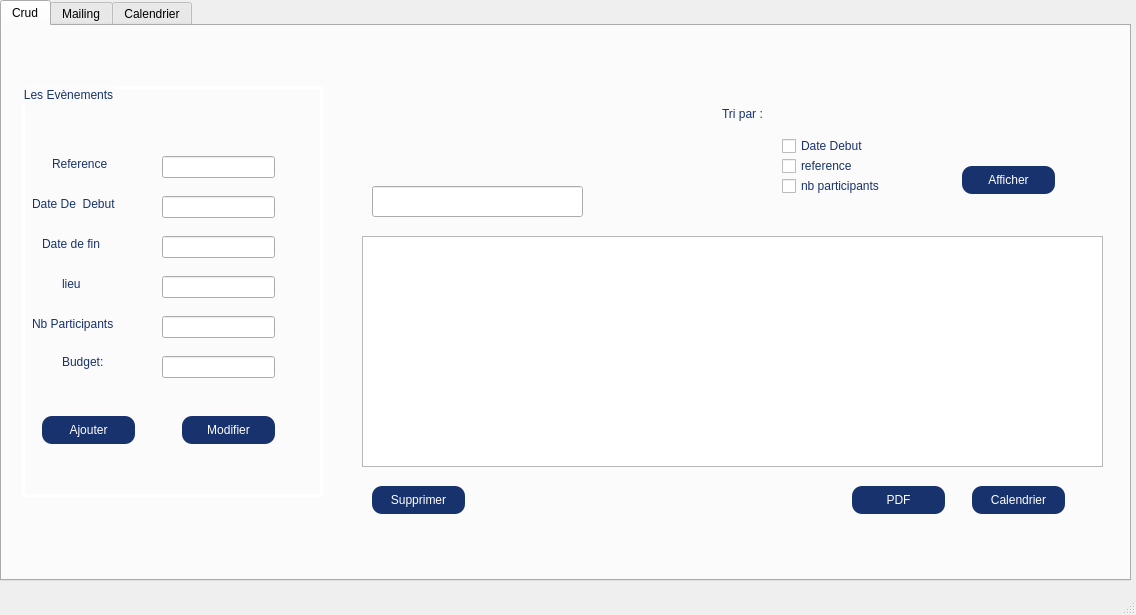
The window that gestionevents/mainwindow.ui (d-feryel/projetcpp) describes before a commit, drawn with Qt 5.
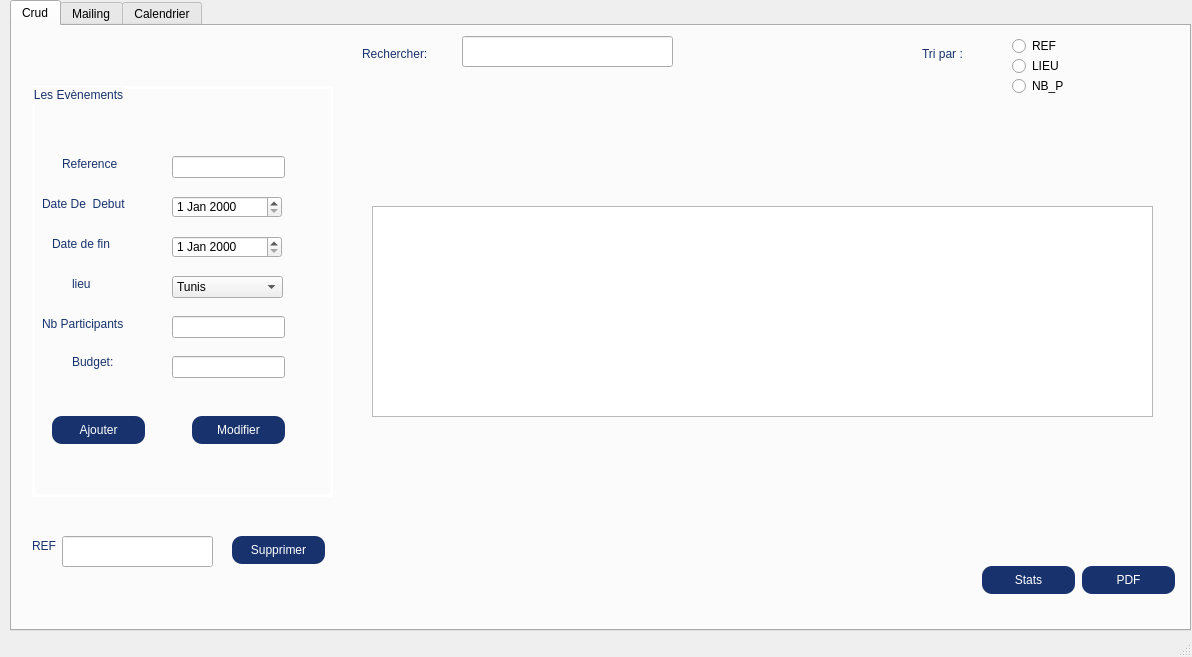
The same window after the commit.

The edit to the form file:
```diff
--- a/gestionevents/mainwindow.ui
+++ b/gestionevents/mainwindow.ui
@@ -6,8 +6,8 @@
    <rect>
     <x>0</x>
     <y>0</y>
-    <width>1136</width>
-    <height>615</height>
+    <width>1192</width>
+    <height>657</height>
    </rect>
   </property>
   <property name="windowTitle">
@@ -17,10 +17,10 @@
    <widget class="QTabWidget" name="tabWidget">
     <property name="geometry">
      <rect>
-      <x>0</x>
+      <x>10</x>
       <y>0</y>
-      <width>1131</width>
-      <height>581</height>
+      <width>1181</width>
+      <height>631</height>
      </rect>
     </property>
     <property name="currentIndex">
@@ -193,36 +193,6 @@
         <string/>
        </property>
       </widget>
-      <widget class="QLineEdit" name="le_dd">
-       <property name="geometry">
-        <rect>
-         <x>140</x>
-         <y>110</y>
-         <width>113</width>
-         <height>22</height>
-        </rect>
-       </property>
-      </widget>
-      <widget class="QLineEdit" name="le_df">
-       <property name="geometry">
-        <rect>
-         <x>140</x>
-         <y>150</y>
-         <width>113</width>
-         <height>22</height>
-        </rect>
-       </property>
-      </widget>
-      <widget class="QLineEdit" name="le_lieu">
-       <property name="geometry">
-        <rect>
-         <x>140</x>
-         <y>190</y>
-         <width>113</width>
-         <height>22</height>
-        </rect>
-       </property>
-      </widget>
       <widget class="QLineEdit" name="le_nb_p">
        <property name="geometry">
         <rect>
@@ -293,22 +263,57 @@
         <string/>
        </property>
       </widget>
+      <widget class="QDateEdit" name="le_dd">
+       <property name="geometry">
+        <rect>
+         <x>140</x>
+         <y>110</y>
+         <width>110</width>
+         <height>22</height>
+        </rect>
+       </property>
+      </widget>
+      <widget class="QDateEdit" name="le_df">
+       <property name="geometry">
+        <rect>
+         <x>140</x>
+         <y>150</y>
+         <width>110</width>
+         <height>22</height>
+        </rect>
+       </property>
+      </widget>
+      <widget class="QComboBox" name="le_lieu">
+       <property name="geometry">
+        <rect>
+         <x>140</x>
+         <y>190</y>
+         <width>111</width>
+         <height>22</height>
+        </rect>
+       </property>
+       <item>
+        <property name="text">
+         <string>Tunis</string>
+        </property>
+       </item>
+       <item>
+        <property name="text">
+         <string>Sfax</string>
+        </property>
+       </item>
+       <item>
+        <property name="text">
+         <string>Sousse</string>
+        </property>
+       </item>
+      </widget>
      </widget>
-     <widget class="QListView" name="listView">
+     <widget class="QLineEdit" name="le_chercher">
       <property name="geometry">
        <rect>
-        <x>360</x>
-        <y>210</y>
-        <width>741</width>
-        <height>231</height>
-       </rect>
-      </property>
-     </widget>
-     <widget class="QLineEdit" name="lineEdit_7">
-      <property name="geometry">
-       <rect>
-        <x>370</x>
-        <y>160</y>
+        <x>450</x>
+        <y>10</y>
         <width>211</width>
         <height>31</height>
        </rect>
@@ -320,8 +325,8 @@
      <widget class="QLabel" name="label_7">
       <property name="geometry">
        <rect>
-        <x>720</x>
-        <y>80</y>
+        <x>910</x>
+        <y>20</y>
         <width>91</width>
         <height>16</height>
        </rect>
@@ -339,92 +344,11 @@
        <string>Tri par :</string>
       </property>
      </widget>
-     <widget class="QCheckBox" name="checkBox">
-      <property name="geometry">
-       <rect>
-        <x>780</x>
-        <y>130</y>
-        <width>101</width>
-        <height>20</height>
-       </rect>
-      </property>
-      <property name="styleSheet">
-       <string notr="true">QCheckBox{
-font: 10pt &quot;MS Shell Dlg 2&quot;;
-color : rgb(24, 50, 109);
-}</string>
-      </property>
-      <property name="text">
-       <string>reference</string>
-      </property>
-     </widget>
-     <widget class="QCheckBox" name="checkBox_2">
-      <property name="geometry">
-       <rect>
-        <x>780</x>
-        <y>110</y>
-        <width>131</width>
-        <height>20</height>
-       </rect>
-      </property>
-      <property name="styleSheet">
-       <string notr="true">QCheckBox{
-font: 10pt &quot;MS Shell Dlg 2&quot;;
-color : rgb(24, 50, 109);
-}</string>
-      </property>
-      <property name="text">
-       <string>Date Debut</string>
-      </property>
-     </widget>
-     <widget class="QCheckBox" name="checkBox_3">
-      <property name="geometry">
-       <rect>
-        <x>780</x>
-        <y>150</y>
-        <width>141</width>
-        <height>20</height>
-       </rect>
-      </property>
-      <property name="styleSheet">
-       <string notr="true">QCheckBox{
-font: 10pt &quot;MS Shell Dlg 2&quot;;
-color : rgb(24, 50, 109);
-}</string>
-      </property>
-      <property name="text">
-       <string>nb participants</string>
-      </property>
-     </widget>
-     <widget class="QPushButton" name="pushButton_3">
-      <property name="geometry">
-       <rect>
-        <x>970</x>
-        <y>460</y>
-        <width>93</width>
-        <height>28</height>
-       </rect>
-      </property>
-      <property name="styleSheet">
-       <string notr="true">QPushButton {
-	font: 10pt &quot;MS Shell Dlg 2&quot;;
-    border-radius: 50%;
-background-color:rgb(24, 50, 109);
-color:white;
- border-width: 0px;
-  border-radius: 10px;
-}
-</string>
-      </property>
-      <property name="text">
-       <string>Calendrier</string>
-      </property>
-     </widget>
      <widget class="QPushButton" name="pushButton_4">
       <property name="geometry">
        <rect>
-        <x>850</x>
-        <y>460</y>
+        <x>1070</x>
+        <y>540</y>
         <width>93</width>
         <height>28</height>
        </rect>
@@ -447,8 +371,8 @@
      <widget class="QPushButton" name="pushButton_5">
       <property name="geometry">
        <rect>
-        <x>370</x>
-        <y>460</y>
+        <x>220</x>
+        <y>510</y>
         <width>93</width>
         <height>28</height>
        </rect>
@@ -469,11 +393,114 @@
        <string>Supprimer</string>
       </property>
      </widget>
-     <widget class="QPushButton" name="pushButton_6">
+     <widget class="QLineEdit" name="supp_ref">
       <property name="geometry">
        <rect>
-        <x>960</x>
-        <y>140</y>
+        <x>50</x>
+        <y>510</y>
+        <width>151</width>
+        <height>31</height>
+       </rect>
+      </property>
+      <property name="text">
+       <string/>
+      </property>
+     </widget>
+     <widget class="QLabel" name="lieu_2">
+      <property name="geometry">
+       <rect>
+        <x>20</x>
+        <y>510</y>
+        <width>51</width>
+        <height>20</height>
+       </rect>
+      </property>
+      <property name="styleSheet">
+       <string notr="true">QLabel{
+font: 63 10pt &quot;Segoe UI Semibold&quot;;
+color : rgb(24, 50, 109);
+}</string>
+      </property>
+      <property name="text">
+       <string>REF</string>
+      </property>
+     </widget>
+     <widget class="QLabel" name="label_8">
+      <property name="geometry">
+       <rect>
+        <x>350</x>
+        <y>20</y>
+        <width>91</width>
+        <height>16</height>
+       </rect>
+      </property>
+      <property name="styleSheet">
+       <string notr="true">QLabel {
+	font: 63 10pt &quot;Segoe UI Semibold&quot;;
+ 
+
+color:rgb(24, 50, 109);
+}
+</string>
+      </property>
+      <property name="text">
+       <string>Rechercher:</string>
+      </property>
+     </widget>
+     <widget class="QTableView" name="tab_events_2">
+      <property name="geometry">
+       <rect>
+        <x>360</x>
+        <y>180</y>
+        <width>781</width>
+        <height>211</height>
+       </rect>
+      </property>
+     </widget>
+     <widget class="QRadioButton" name="radioButton">
+      <property name="geometry">
+       <rect>
+        <x>1000</x>
+        <y>10</y>
+        <width>97</width>
+        <height>20</height>
+       </rect>
+      </property>
+      <property name="text">
+       <string>REF</string>
+      </property>
+     </widget>
+     <widget class="QRadioButton" name="radioButton_2">
+      <property name="geometry">
+       <rect>
+        <x>1000</x>
+        <y>30</y>
+        <width>97</width>
+        <height>20</height>
+       </rect>
+      </property>
+      <property name="text">
+       <string>LIEU</string>
+      </property>
+     </widget>
+     <widget class="QRadioButton" name="radioButton_3">
+      <property name="geometry">
+       <rect>
+        <x>1000</x>
+        <y>50</y>
+        <width>97</width>
+        <height>20</height>
+       </rect>
+      </property>
+      <property name="text">
+       <string>NB_P</string>
+      </property>
+     </widget>
+     <widget class="QPushButton" name="Stats">
+      <property name="geometry">
+       <rect>
+        <x>970</x>
+        <y>540</y>
         <width>93</width>
         <height>28</height>
        </rect>
@@ -487,11 +514,10 @@
  border-width: 0px;
   border-radius: 10px;
 }
-
 </string>
       </property>
       <property name="text">
-       <string>Afficher</string>
+       <string>Stats</string>
       </property>
      </widget>
      <zorder>groupBox</zorder>
@@ -522,6 +548,101 @@
       <property name="title">
        <string>Mailing</string>
       </property>
+      <widget class="QGroupBox" name="groupBox_4">
+       <property name="geometry">
+        <rect>
+         <x>70</x>
+         <y>10</y>
+         <width>371</width>
+         <height>451</height>
+        </rect>
+       </property>
+       <property name="title">
+        <string>Mailing</string>
+       </property>
+       <widget class="QLabel" name="label_13">
+        <property name="geometry">
+         <rect>
+          <x>10</x>
+          <y>30</y>
+          <width>56</width>
+          <height>16</height>
+         </rect>
+        </property>
+        <property name="text">
+         <string>Email :</string>
+        </property>
+       </widget>
+       <widget class="QLineEdit" name="lineEdit_13">
+        <property name="geometry">
+         <rect>
+          <x>70</x>
+          <y>30</y>
+          <width>171</width>
+          <height>22</height>
+         </rect>
+        </property>
+       </widget>
+       <widget class="QLabel" name="label_14">
+        <property name="geometry">
+         <rect>
+          <x>10</x>
+          <y>100</y>
+          <width>56</width>
+          <height>16</height>
+         </rect>
+        </property>
+        <property name="text">
+         <string>Objet</string>
+        </property>
+       </widget>
+       <widget class="QLineEdit" name="lineEdit_14">
+        <property name="geometry">
+         <rect>
+          <x>80</x>
+          <y>90</y>
+          <width>113</width>
+          <height>22</height>
+         </rect>
+        </property>
+       </widget>
+       <widget class="QLabel" name="label_15">
+        <property name="geometry">
+         <rect>
+          <x>10</x>
+          <y>160</y>
+          <width>56</width>
+          <height>16</height>
+         </rect>
+        </property>
+        <property name="text">
+         <string>Message</string>
+        </property>
+       </widget>
+       <widget class="QPushButton" name="pushButton_3">
+        <property name="geometry">
+         <rect>
+          <x>230</x>
+          <y>380</y>
+          <width>75</width>
+          <height>24</height>
+         </rect>
+        </property>
+        <property name="text">
+         <string>Envoyer</string>
+        </property>
+       </widget>
+       <widget class="QPlainTextEdit" name="msgmail">
+        <property name="geometry">
+         <rect>
+          <x>40</x>
+          <y>190</y>
+          <width>281</width>
+          <height>151</height>
+         </rect>
+        </property>
+       </widget>
+      </widget>
      </widget>
     </widget>
     <widget class="QWidget" name="Calendrier">
```
Left out of the diff: 44 changed lines with no effect on the pictures.
